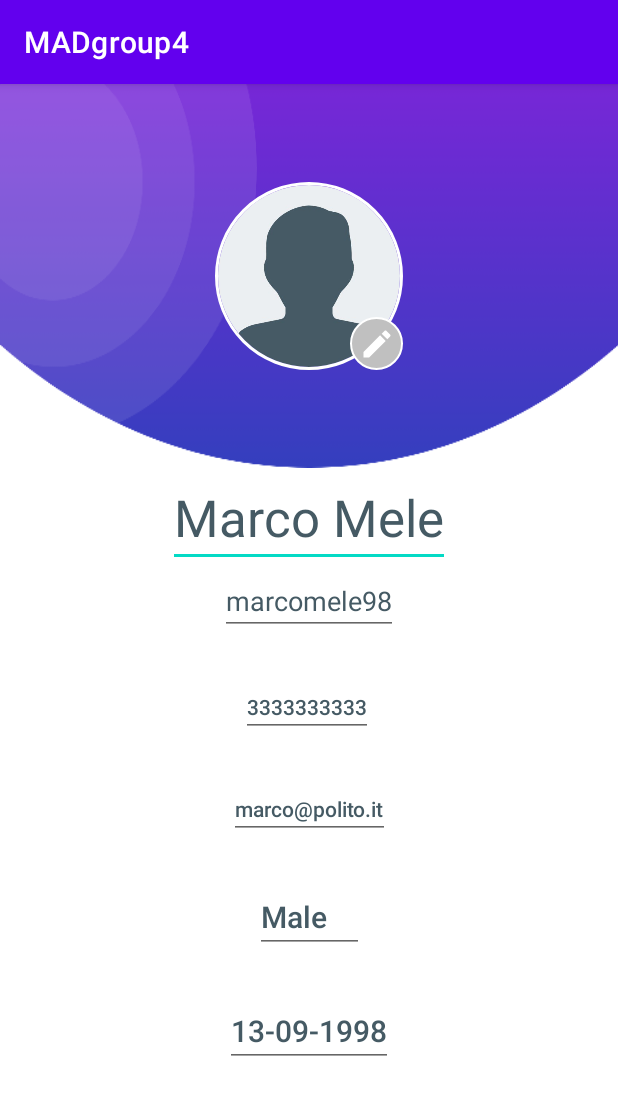
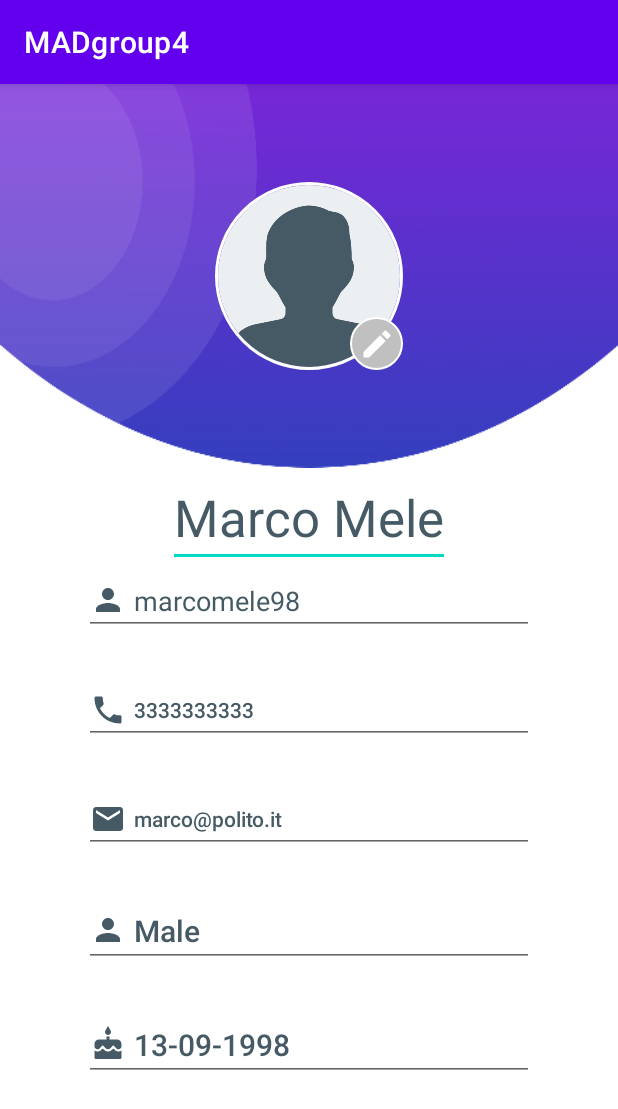
Before and after one commit to marcomele98/MADgroup4, an Android app: the EditProfileActivity screen opened directly, with no data from a screen before it, on a phone screen of 412 x 824 dp. Shown: the top 1109 px of the screen. Run offline under Robolectric (Android 15) with nearby library versions, the phone set to English and light mode, and no system bars; our stand-ins replace CircleImageView.

Commit message:
feat: added icons and datepicker

```diff
--- a/app/src/main/java/it/polito/madgroup4/EditProfileActivity.kt
+++ b/app/src/main/java/it/polito/madgroup4/EditProfileActivity.kt
@@ -3,6 +3,7 @@ package it.polito.madgroup4
 import android.Manifest
 import android.annotation.SuppressLint
 import android.app.Activity
+import android.app.DatePickerDialog
 import android.content.ContentValues
 import android.content.Context
 import android.content.Intent
@@ -25,6 +26,7 @@ import androidx.core.content.ContextCompat
 import java.io.ByteArrayOutputStream
 import java.io.FileDescriptor
 import java.io.IOException
+import java.util.*
 
 
 class EditProfileActivity : AppCompatActivity() {
@@ -58,6 +60,40 @@ class EditProfileActivity : AppCompatActivity() {
         etMail.setText(profile.email)
         etGender.setText(profile.gender)
         etBirthdate.setText(profile.birthdate)
+
+        etBirthdate.setOnClickListener {
+
+            // on below line we are getting
+            // the instance of our calendar.
+            val c = Calendar.getInstance()
+
+            // on below line we are getting
+            // our day, month and year.
+            val year = c.get(Calendar.YEAR)
+            val month = c.get(Calendar.MONTH)
+            val day = c.get(Calendar.DAY_OF_MONTH)
+
+            // on below line we are creating a
+            // variable for date picker dialog.
+            val datePickerDialog = DatePickerDialog(
+                // on below line we are passing context.
+                this, R.style.Theme_DatePicker,
+                { view, year, monthOfYear, dayOfMonth ->
+                    // on below line we are setting
+                    // date to our edit text.
+                    val dat = (dayOfMonth.toString() + "-" + (monthOfYear + 1) + "-" + year)
+                    etBirthdate.setText(dat)
+                },
+                // on below line we are passing year, month
+                // and day for the selected date in our date picker.
+                year,
+                month,
+                day
+            )
+            // at last we are calling show
+            // to display our date picker dialog.
+            datePickerDialog.show()
+        }
 
         profile.imageUri?.let {
             imageUri = Uri.parse(it)
--- /dev/null
+++ b/app/src/main/res/drawable/cake.xml
@@ -0,0 +1,5 @@
+<vector android:height="24dp" android:tint="@color/textPrimary"
+    android:viewportHeight="24" android:viewportWidth="24"
+    android:width="24dp" xmlns:android="http://schemas.android.com/apk/res/android">
+    <path android:fillColor="@android:color/white" android:pathData="M12,6c1.11,0 2,-0.9 2,-2 0,-0.38 -0.1,-0.73 -0.29,-1.03L12,0l-1.71,2.97c-0.19,0.3 -0.29,0.65 -0.29,1.03 0,1.1 0.9,2 2,2zM16.6,15.99l-1.07,-1.07 -1.08,1.07c-1.3,1.3 -3.58,1.31 -4.89,0l-1.07,-1.07 -1.09,1.07C6.75,16.64 5.88,17 4.96,17c-0.73,0 -1.4,-0.23 -1.96,-0.61L3,21c0,0.55 0.45,1 1,1h16c0.55,0 1,-0.45 1,-1v-4.61c-0.56,0.38 -1.23,0.61 -1.96,0.61 -0.92,0 -1.79,-0.36 -2.44,-1.01zM18,9h-5L13,7h-2v2L6,9c-1.66,0 -3,1.34 -3,3v1.54c0,1.08 0.88,1.96 1.96,1.96 0.52,0 1.02,-0.2 1.38,-0.57l2.14,-2.13 2.13,2.13c0.74,0.74 2.03,0.74 2.77,0l2.14,-2.13 2.13,2.13c0.37,0.37 0.86,0.57 1.38,0.57 1.08,0 1.96,-0.88 1.96,-1.96L20.99,12C21,10.34 19.66,9 18,9z"/>
+</vector>
--- /dev/null
+++ b/app/src/main/res/drawable/calendar.xml
@@ -0,0 +1,5 @@
+<vector android:height="24dp" android:tint="@color/textPrimary"
+    android:viewportHeight="24" android:viewportWidth="24"
+    android:width="24dp" xmlns:android="http://schemas.android.com/apk/res/android">
+    <path android:fillColor="@android:color/white" android:pathData="M20,3h-1L19,1h-2v2L7,3L7,1L5,1v2L4,3c-1.1,0 -2,0.9 -2,2v16c0,1.1 0.9,2 2,2h16c1.1,0 2,-0.9 2,-2L22,5c0,-1.1 -0.9,-2 -2,-2zM20,21L4,21L4,8h16v13z"/>
+</vector>
--- /dev/null
+++ b/app/src/main/res/drawable/person.xml
@@ -0,0 +1,5 @@
+<vector android:height="24dp" android:tint="@color/textPrimary"
+    android:viewportHeight="24" android:viewportWidth="24"
+    android:width="24dp" xmlns:android="http://schemas.android.com/apk/res/android">
+    <path android:fillColor="@android:color/white" android:pathData="M12,12c2.21,0 4,-1.79 4,-4s-1.79,-4 -4,-4 -4,1.79 -4,4 1.79,4 4,4zM12,14c-2.67,0 -8,1.34 -8,4v2h16v-2c0,-2.66 -5.33,-4 -8,-4z"/>
+</vector>
--- a/app/src/main/res/layout/activity_edit_profile.xml
+++ b/app/src/main/res/layout/activity_edit_profile.xml
@@ -75,10 +75,14 @@
 
         <EditText
             android:id="@+id/nickname"
-            android:layout_width="wrap_content"
+            android:layout_width="match_parent"
             android:layout_height="wrap_content"
             android:layout_gravity="center_horizontal"
             android:hint="Nickname"
+            android:layout_marginRight="40dp"
+            android:layout_marginLeft="40dp"
+            android:drawableStart="@drawable/person"
+            android:drawablePadding="5dp"
             android:textAppearance="@style/TextAppearance.AppCompat.Medium"
             android:textColor="@color/textPrimary"
             app:layout_constraintEnd_toEndOf="parent"
@@ -88,10 +92,14 @@
 
         <EditText
             android:id="@+id/phone"
-            android:layout_width="wrap_content"
+            android:layout_width="match_parent"
             android:layout_height="wrap_content"
             android:layout_gravity="center_horizontal"
             android:layout_marginTop="28dp"
+            android:layout_marginRight="40dp"
+            android:layout_marginLeft="40dp"
+            android:drawableStart="@drawable/phone"
+            android:drawablePadding="5dp"
             android:inputType="phone"
             android:hint="Phone"
             android:textAppearance="@style/TextAppearance.AppCompat.Body2"
@@ -105,10 +113,14 @@
 
         <EditText
             android:id="@+id/email"
-            android:layout_width="wrap_content"
+            android:layout_width="match_parent"
             android:layout_height="wrap_content"
             android:layout_gravity="center_horizontal"
             android:layout_marginTop="28dp"
+            android:layout_marginRight="40dp"
+            android:layout_marginLeft="40dp"
+            android:drawableStart="@drawable/email"
+            android:drawablePadding="5dp"
             android:inputType="textEmailAddress"
             android:hint="Email"
             android:textAppearance="@style/TextAppearance.AppCompat.Body2"
@@ -120,10 +132,14 @@
 
         <EditText
             android:id="@+id/gender"
-            android:layout_width="wrap_content"
+            android:layout_width="match_parent"
             android:layout_height="wrap_content"
             android:layout_gravity="center_horizontal"
             android:layout_marginTop="28dp"
+            android:layout_marginRight="40dp"
+            android:layout_marginLeft="40dp"
+            android:drawableStart="@drawable/person"
+            android:drawablePadding="5dp"
             android:hint="Gender"
             android:textAppearance="@style/TextAppearance.AppCompat.Body2"
 
@@ -136,11 +152,15 @@
 
         <EditText
             android:id="@+id/birthdate"
-            android:layout_width="wrap_content"
+            android:layout_width="match_parent"
             android:layout_height="wrap_content"
             android:layout_gravity="center_horizontal"
             android:layout_marginTop="28dp"
-            android:hint="Birthday"
+            android:layout_marginRight="40dp"
+            android:layout_marginLeft="40dp"
+            android:drawableStart="@drawable/cake"
+            android:drawablePadding="5dp"
+            android:hint="Date of birth"
             android:textAppearance="@style/TextAppearance.AppCompat.Body2"
 
             android:textColor="@color/textPrimary"
--- a/app/src/main/res/values/themes.xml
+++ b/app/src/main/res/values/themes.xml
@@ -13,4 +13,18 @@
         <item name="android:statusBarColor">?attr/colorPrimaryVariant</item>
         <!-- Customize your theme here. -->
     </style>
+
+    <style name="Theme.DatePicker" parent="Theme.MaterialComponents.DayNight.Dialog">
+        <!-- Primary brand color. -->
+        <item name="colorPrimary">@color/purple_500</item>
+        <item name="colorPrimaryVariant">@color/purple_500</item>
+        <item name="colorOnPrimary">@color/purple_500</item>
+        <!-- Secondary brand color. -->
+        <item name="colorSecondary">@color/purple_500</item>
+        <item name="colorSecondaryVariant">@color/purple_500</item>
+        <item name="colorOnSecondary">@color/black</item>
+        <!-- Status bar color. -->
+        <!-- Customize your theme here. -->
+    </style>
+
 </resources>
```
